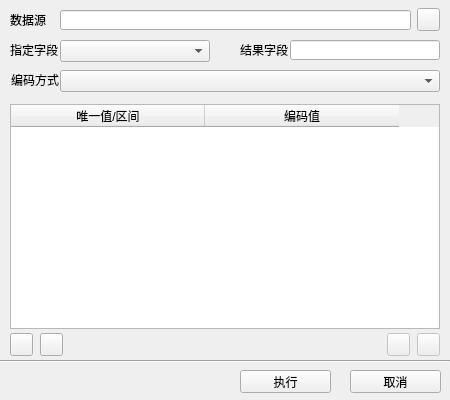
First picture: the form in branches/SpatialOptimize/FormEncode.ui, repository artifact113/particle-swarm-optimization, before the edit.
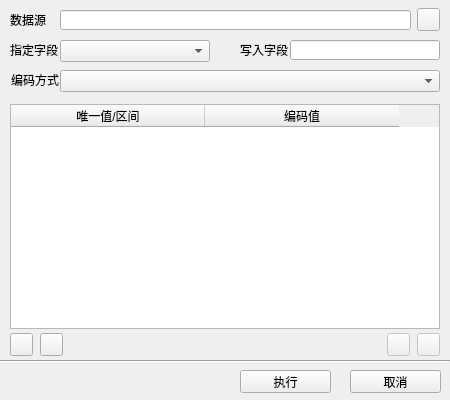
Second picture: the form after the edit. Icons and pictures are not drawn.

Patch:
```diff
--- a/branches/SpatialOptimize/FormEncode.ui
+++ b/branches/SpatialOptimize/FormEncode.ui
@@ -285,7 +285,7 @@
     </rect>
    </property>
    <property name="text">
-    <string>结果字段</string>
+    <string>写入字段</string>
    </property>
   </widget>
   <widget class="QLineEdit" name="txtResultFiledName">
```
